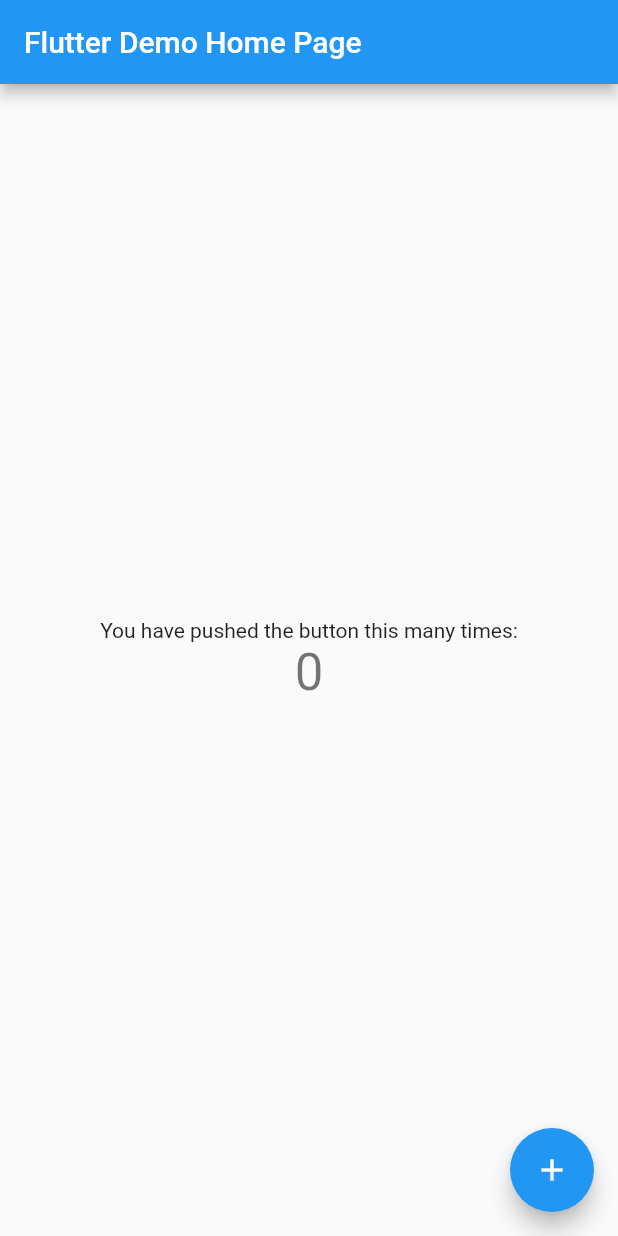
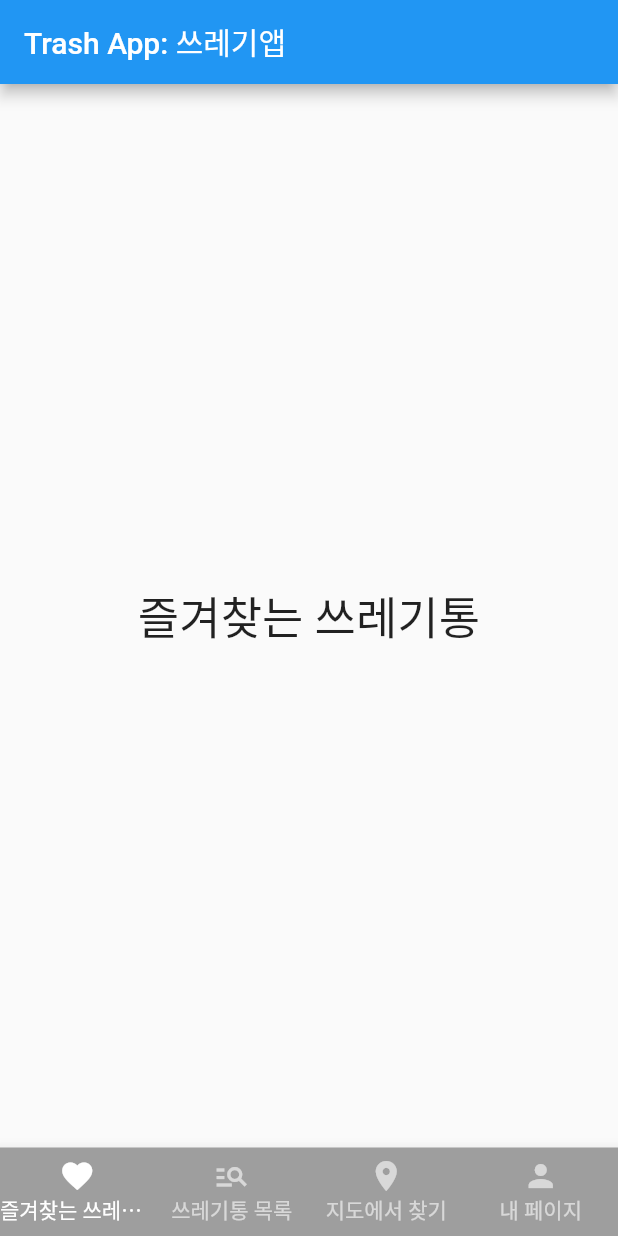
Before and after one commit to c0510gy/TrashApp, a Flutter app: the screen it shows after launch, on a phone screen of 412 x 824 dp. Run offline on Flutter 3.47's test engine with Material 2 defaults, Android fonts, the phone set to English and light mode, and no system bars; Roboto replaces fonts that are missing (DoHyeonRegular).

Commit message:
feat: scaffold main page

```diff
--- a/trash_app_project/lib/main.dart
+++ b/trash_app_project/lib/main.dart
@@ -9,105 +9,84 @@
   @override
   Widget build(BuildContext context) {
     return MaterialApp(
-      title: 'Flutter Demo',
+      title: 'Trash App: 쓰레기앱',
       theme: ThemeData(
-        // This is the theme of your application.
-        //
-        // Try running your application with "flutter run". You'll see the
-        // application has a blue toolbar. Then, without quitting the app, try
-        // changing the primarySwatch below to Colors.green and then invoke
-        // "hot reload" (press "r" in the console where you ran "flutter run",
-        // or simply save your changes to "hot reload" in a Flutter IDE).
-        // Notice that the counter didn't reset back to zero; the application
-        // is not restarted.
         primarySwatch: Colors.blue,
       ),
-      home: MyHomePage(title: 'Flutter Demo Home Page'),
+      home: MyHomePage(),
     );
   }
 }
 
 class MyHomePage extends StatefulWidget {
-  MyHomePage({Key? key, required this.title}) : super(key: key);
-
-  // This widget is the home page of your application. It is stateful, meaning
-  // that it has a State object (defined below) that contains fields that affect
-  // how it looks.
-
-  // This class is the configuration for the state. It holds the values (in this
-  // case the title) provided by the parent (in this case the App widget) and
-  // used by the build method of the State. Fields in a Widget subclass are
-  // always marked "final".
-
-  final String title;
-
   @override
-  _MyHomePageState createState() => _MyHomePageState();
+  _MyHomePage createState() => _MyHomePage();
 }
 
-class _MyHomePageState extends State<MyHomePage> {
-  int _counter = 0;
+class _MyHomePage extends State<MyHomePage> {
 
-  void _incrementCounter() {
-    setState(() {
-      // This call to setState tells the Flutter framework that something has
-      // changed in this State, which causes it to rerun the build method below
-      // so that the display can reflect the updated values. If we changed
-      // _counter without calling setState(), then the build method would not be
-      // called again, and so nothing would appear to happen.
-      _counter++;
-    });
-  }
+  int _selectedIndex = 0;
 
   @override
   Widget build(BuildContext context) {
-    // This method is rerun every time setState is called, for instance as done
-    // by the _incrementCounter method above.
-    //
-    // The Flutter framework has been optimized to make rerunning build methods
-    // fast, so that you can just rebuild anything that needs updating rather
-    // than having to individually change instances of widgets.
     return Scaffold(
       appBar: AppBar(
-        // Here we take the value from the MyHomePage object that was created by
-        // the App.build method, and use it to set our appbar title.
-        title: Text(widget.title),
+        title: Text('Trash App: 쓰레기앱'),
+      ),
+      bottomNavigationBar: BottomNavigationBar(
+        type: BottomNavigationBarType.fixed,
+        backgroundColor: Colors.grey,
+        selectedItemColor: Colors.white,
+        unselectedItemColor: Colors.white.withOpacity(.60),
+        selectedFontSize: 14,
+        unselectedFontSize: 14,
+        currentIndex: _selectedIndex, //현재 선택된 Index
+        onTap: (int index) {
+          setState(() {
+            _selectedIndex = index;
+          });
+        },
+        items: [
+          BottomNavigationBarItem(
+            label: '즐겨찾는 쓰레기통',
+            icon: Icon(Icons.favorite),
+          ),
+          BottomNavigationBarItem(
+            label: '쓰레기통 목록',
+            icon: Icon(Icons.manage_search),
+          ),
+          BottomNavigationBarItem(
+            label: '지도에서 찾기',
+            icon: Icon(Icons.location_on),
+          ),
+          BottomNavigationBarItem(
+            label: '내 페이지',
+            icon: Icon(Icons.person),
+          ),
+        ],
       ),
       body: Center(
-        // Center is a layout widget. It takes a single child and positions it
-        // in the middle of the parent.
-        child: Column(
-          // Column is also a layout widget. It takes a list of children and
-          // arranges them vertically. By default, it sizes itself to fit its
-          // children horizontally, and tries to be as tall as its parent.
-          //
-          // Invoke "debug painting" (press "p" in the console, choose the
-          // "Toggle Debug Paint" action from the Flutter Inspector in Android
-          // Studio, or the "Toggle Debug Paint" command in Visual Studio Code)
-          // to see the wireframe for each widget.
-          //
-          // Column has various properties to control how it sizes itself and
-          // how it positions its children. Here we use mainAxisAlignment to
-          // center the children vertically; the main axis here is the vertical
-          // axis because Columns are vertical (the cross axis would be
-          // horizontal).
-          mainAxisAlignment: MainAxisAlignment.center,
-          children: <Widget>[
-            Text(
-              'You have pushed the button this many times:',
-            ),
-            Text(
-              '$_counter',
-              style: Theme.of(context).textTheme.headline4,
-            ),
-          ],
-        ),
+        child: _widgetOptions.elementAt(_selectedIndex),
       ),
-      floatingActionButton: FloatingActionButton(
-        onPressed: _incrementCounter,
-        tooltip: 'Increment',
-        child: Icon(Icons.add),
-      ), // This trailing comma makes auto-formatting nicer for build methods.
     );
   }
+
+  List _widgetOptions = [
+    Text(
+      '즐겨찾는 쓰레기통',
+      style: TextStyle(fontSize: 30, fontFamily: 'DoHyeonRegular'),
+    ),
+    Text(
+      '쓰레기통 목록',
+      style: TextStyle(fontSize: 30, fontFamily: 'DoHyeonRegular'),
+    ),
+    Text(
+      '지도에서 찾기',
+      style: TextStyle(fontSize: 30, fontFamily: 'DoHyeonRegular'),
+    ),
+    Text(
+      '내 페이지',
+      style: TextStyle(fontSize: 30, fontFamily: 'DoHyeonRegular'),
+    ),
+  ];
 }
```
